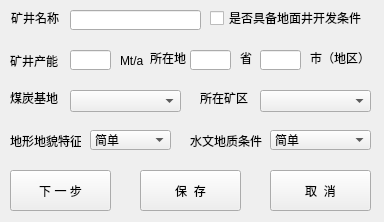
The window that python/cbm/uifiles/mine_base_param_dlg.ui (wyrover/cbm) describes before a commit, drawn with Qt 5.
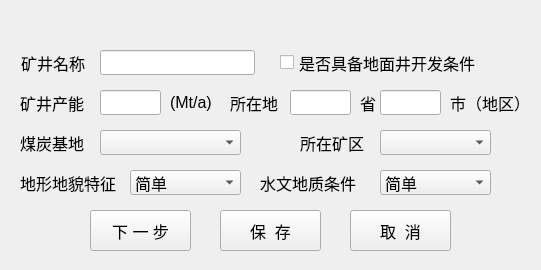
The same window after the commit.

The edit to the form file:
```diff
--- a/python/cbm/uifiles/mine_base_param_dlg.ui
+++ b/python/cbm/uifiles/mine_base_param_dlg.ui
@@ -6,22 +6,36 @@
    <rect>
     <x>0</x>
     <y>0</y>
-    <width>384</width>
-    <height>222</height>
+    <width>541</width>
+    <height>270</height>
    </rect>
   </property>
   <property name="windowTitle">
    <string>请输入目标矿井基本信息</string>
   </property>
+  <widget class="QWidget" name="widget_main" native="true">
+   <property name="geometry">
+    <rect>
+     <x>0</x>
+     <y>30</y>
+     <width>541</width>
+     <height>241</height>
+    </rect>
+   </property>
   <widget class="QComboBox" name="hydr_geo">
    <property name="geometry">
     <rect>
-     <x>270</x>
-     <y>130</y>
-     <width>101</width>
-     <height>20</height>
-    </rect>
-   </property>
+      <x>380</x>
+      <y>140</y>
+      <width>111</width>
+      <height>25</height>
+     </rect>
+    </property>
+    <property name="font">
+     <font>
+      <pointsize>12</pointsize>
+     </font>
+    </property>
    <item>
     <property name="text">
      <string>简单</string>
@@ -43,103 +57,122 @@
     </property>
    </item>
   </widget>
-  <widget class="QLabel" name="mineName_label_7">
+   <widget class="QComboBox" name="topo_geo">
    <property name="geometry">
     <rect>
-     <x>10</x>
-     <y>50</y>
-     <width>51</width>
-     <height>21</height>
-    </rect>
-   </property>
+      <x>130</x>
+      <y>140</y>
+      <width>111</width>
+      <height>25</height>
+     </rect>
+    </property>
+    <property name="font">
+     <font>
+      <pointsize>12</pointsize>
+     </font>
+    </property>
+    <item>
    <property name="text">
-    <string>矿井产能</string>
-   </property>
-  </widget>
-  <widget class="QLabel" name="label_4">
-   <property name="geometry">
-    <rect>
-     <x>190</x>
-     <y>130</y>
-     <width>81</width>
-     <height>21</height>
-    </rect>
-   </property>
+      <string>简单</string>
+     </property>
+    </item>
+    <item>
+     <property name="text">
+      <string>中等</string>
+     </property>
+    </item>
+    <item>
    <property name="text">
-    <string>水文地质条件</string>
-   </property>
+      <string>复杂</string>
+     </property>
+    </item>
   </widget>
   <widget class="QLabel" name="mineName_label">
    <property name="geometry">
     <rect>
-     <x>11</x>
-     <y>10</y>
-     <width>54</width>
-     <height>16</height>
-    </rect>
-   </property>
+      <x>21</x>
+      <y>20</y>
+      <width>81</width>
+      <height>25</height>
+     </rect>
+    </property>
+    <property name="font">
+     <font>
+      <pointsize>12</pointsize>
+     </font>
+    </property>
    <property name="text">
     <string>矿井名称</string>
    </property>
   </widget>
-  <widget class="QCheckBox" name="ground_cond">
+   <widget class="QLabel" name="mineName_label_8">
    <property name="geometry">
     <rect>
-     <x>210</x>
-     <y>10</y>
-     <width>161</width>
-     <height>16</height>
-    </rect>
-   </property>
+      <x>170</x>
+      <y>60</y>
+      <width>61</width>
+      <height>25</height>
+     </rect>
+    </property>
+    <property name="font">
+     <font>
+      <pointsize>12</pointsize>
+     </font>
+    </property>
    <property name="text">
-    <string>是否具备地面井开发条件</string>
-   </property>
-  </widget>
-  <widget class="QLabel" name="mineName_label_3">
+     <string>(Mt/a)</string>
+    </property>
+   </widget>
+   <widget class="QLabel" name="mineName_label_5">
    <property name="geometry">
     <rect>
-     <x>200</x>
-     <y>90</y>
-     <width>54</width>
-     <height>16</height>
-    </rect>
-   </property>
+      <x>360</x>
+      <y>60</y>
+      <width>21</width>
+      <height>25</height>
+     </rect>
+    </property>
+    <property name="font">
+     <font>
+      <pointsize>12</pointsize>
+     </font>
+    </property>
    <property name="text">
-    <string>所在矿区</string>
-   </property>
-  </widget>
-  <widget class="QComboBox" name="base">
+     <string>省</string>
+    </property>
+   </widget>
+   <widget class="QLabel" name="label_4">
    <property name="geometry">
     <rect>
-     <x>70</x>
-     <y>90</y>
+      <x>260</x>
+      <y>140</y>
      <width>111</width>
-     <height>22</height>
-    </rect>
-   </property>
-  </widget>
-  <widget class="QLabel" name="label_3">
-   <property name="geometry">
-    <rect>
-     <x>10</x>
-     <y>130</y>
-     <width>71</width>
-     <height>21</height>
-    </rect>
+      <height>25</height>
+     </rect>
+    </property>
+    <property name="font">
+     <font>
+      <pointsize>12</pointsize>
+     </font>
    </property>
    <property name="text">
-    <string>地形地貌特征</string>
+     <string>水文地质条件</string>
    </property>
   </widget>
   <widget class="QLineEdit" name="name">
    <property name="geometry">
     <rect>
-     <x>70</x>
-     <y>10</y>
-     <width>131</width>
-     <height>20</height>
-    </rect>
-   </property>
+      <x>100</x>
+      <y>20</y>
+      <width>155</width>
+      <height>25</height>
+     </rect>
+    </property>
+    <property name="font">
+     <font>
+      <pointsize>12</pointsize>
+     </font>
+    </property>
    <property name="toolTip">
     <string>&lt;html&gt;&lt;head/&gt;&lt;body&gt;&lt;p&gt;输入矿井名称&lt;/p&gt;&lt;/body&gt;&lt;/html&gt;</string>
    </property>
@@ -147,174 +180,373 @@
     <string>&lt;html&gt;&lt;head/&gt;&lt;body&gt;&lt;p&gt;用户名&lt;/p&gt;&lt;/body&gt;&lt;/html&gt;</string>
    </property>
   </widget>
-  <widget class="QLineEdit" name="city">
+   <widget class="QLabel" name="mineName_label_7">
    <property name="geometry">
     <rect>
-     <x>260</x>
-     <y>50</y>
-     <width>41</width>
-     <height>20</height>
-    </rect>
-   </property>
-  </widget>
-  <widget class="QLineEdit" name="province">
+      <x>20</x>
+      <y>60</y>
+      <width>81</width>
+      <height>25</height>
+     </rect>
+    </property>
+    <property name="font">
+     <font>
+      <pointsize>12</pointsize>
+     </font>
+    </property>
+    <property name="text">
+     <string>矿井产能</string>
+    </property>
+   </widget>
+   <widget class="QLabel" name="mineName_label_2">
    <property name="geometry">
     <rect>
-     <x>190</x>
-     <y>50</y>
-     <width>41</width>
-     <height>20</height>
-    </rect>
+      <x>20</x>
+      <y>100</y>
+      <width>81</width>
+      <height>25</height>
+     </rect>
+    </property>
+    <property name="font">
+     <font>
+      <pointsize>12</pointsize>
+     </font>
+    </property>
+    <property name="text">
+     <string>煤炭基地</string>
+    </property>
+   </widget>
+   <widget class="QPushButton" name="next">
+    <property name="geometry">
+     <rect>
+      <x>90</x>
+      <y>180</y>
+      <width>101</width>
+      <height>41</height>
+     </rect>
+    </property>
+    <property name="font">
+     <font>
+      <pointsize>12</pointsize>
+     </font>
+    </property>
+    <property name="text">
+     <string>下 一 步</string>
+    </property>
+   </widget>
+   <widget class="QLabel" name="label_3">
+    <property name="geometry">
+     <rect>
+      <x>20</x>
+      <y>140</y>
+      <width>111</width>
+      <height>25</height>
+     </rect>
+    </property>
+    <property name="font">
+     <font>
+      <pointsize>12</pointsize>
+     </font>
+    </property>
+    <property name="text">
+     <string>地形地貌特征</string>
    </property>
   </widget>
   <widget class="QComboBox" name="region">
    <property name="geometry">
     <rect>
-     <x>260</x>
-     <y>90</y>
+      <x>380</x>
+      <y>100</y>
      <width>111</width>
-     <height>22</height>
-    </rect>
+      <height>25</height>
+     </rect>
+    </property>
+    <property name="font">
+     <font>
+      <pointsize>12</pointsize>
+     </font>
+    </property>
+   </widget>
+   <widget class="QLineEdit" name="province">
+    <property name="geometry">
+     <rect>
+      <x>290</x>
+      <y>60</y>
+      <width>61</width>
+      <height>25</height>
+     </rect>
+    </property>
+    <property name="font">
+     <font>
+      <pointsize>12</pointsize>
+     </font>
+    </property>
+   </widget>
+   <widget class="QPushButton" name="cancel">
+    <property name="geometry">
+     <rect>
+      <x>350</x>
+      <y>180</y>
+      <width>101</width>
+      <height>41</height>
+     </rect>
+    </property>
+    <property name="font">
+     <font>
+      <pointsize>12</pointsize>
+     </font>
+    </property>
+    <property name="text">
+     <string>取  消</string>
+    </property>
+   </widget>
+   <widget class="QComboBox" name="base">
+    <property name="geometry">
+     <rect>
+      <x>100</x>
+      <y>100</y>
+      <width>141</width>
+      <height>25</height>
+     </rect>
+    </property>
+    <property name="font">
+     <font>
+      <pointsize>12</pointsize>
+     </font>
+    </property>
+   </widget>
+   <widget class="QPushButton" name="save">
+    <property name="geometry">
+     <rect>
+      <x>220</x>
+      <y>180</y>
+      <width>101</width>
+      <height>41</height>
+     </rect>
+    </property>
+    <property name="font">
+     <font>
+      <pointsize>12</pointsize>
+     </font>
+    </property>
+    <property name="text">
+     <string>保  存</string>
    </property>
   </widget>
   <widget class="QLabel" name="mineName_label_4">
    <property name="geometry">
     <rect>
-     <x>150</x>
-     <y>50</y>
+      <x>230</x>
+      <y>60</y>
      <width>54</width>
-     <height>16</height>
-    </rect>
-   </property>
+      <height>25</height>
+     </rect>
+    </property>
+    <property name="font">
+     <font>
+      <pointsize>12</pointsize>
+     </font>
+    </property>
    <property name="text">
     <string>所在地</string>
    </property>
   </widget>
-  <widget class="QLabel" name="mineName_label_2">
+   <widget class="QLineEdit" name="city">
    <property name="geometry">
     <rect>
-     <x>10</x>
-     <y>90</y>
-     <width>54</width>
-     <height>16</height>
-    </rect>
-   </property>
-   <property name="text">
-    <string>煤炭基地</string>
-   </property>
-  </widget>
-  <widget class="QLabel" name="mineName_label_8">
+      <x>380</x>
+      <y>60</y>
+      <width>61</width>
+      <height>25</height>
+     </rect>
+    </property>
+    <property name="font">
+     <font>
+      <pointsize>12</pointsize>
+     </font>
+    </property>
+   </widget>
+   <widget class="QLabel" name="mineName_label_3">
    <property name="geometry">
     <rect>
-     <x>120</x>
-     <y>50</y>
-     <width>31</width>
-     <height>21</height>
-    </rect>
-   </property>
+      <x>300</x>
+      <y>100</y>
+      <width>71</width>
+      <height>25</height>
+     </rect>
+    </property>
+    <property name="font">
+     <font>
+      <pointsize>12</pointsize>
+     </font>
+    </property>
    <property name="text">
-    <string>Mt/a</string>
+     <string>所在矿区</string>
    </property>
   </widget>
   <widget class="QLineEdit" name="capacity">
    <property name="geometry">
     <rect>
-     <x>70</x>
-     <y>50</y>
-     <width>41</width>
-     <height>20</height>
-    </rect>
-   </property>
-  </widget>
-  <widget class="QLabel" name="mineName_label_5">
-   <property name="geometry">
-    <rect>
-     <x>240</x>
-     <y>50</y>
-     <width>21</width>
-     <height>16</height>
-    </rect>
-   </property>
-   <property name="text">
-    <string>省</string>
-   </property>
-  </widget>
-  <widget class="QComboBox" name="topo_geo">
+      <x>100</x>
+      <y>60</y>
+      <width>61</width>
+      <height>25</height>
+     </rect>
+    </property>
+    <property name="font">
+     <font>
+      <pointsize>12</pointsize>
+     </font>
+    </property>
+   </widget>
+   <widget class="QCheckBox" name="ground_cond">
    <property name="geometry">
     <rect>
-     <x>90</x>
-     <y>130</y>
-     <width>81</width>
-     <height>20</height>
-    </rect>
-   </property>
-   <item>
-    <property name="text">
-     <string>简单</string>
+      <x>280</x>
+      <y>20</y>
+      <width>211</width>
+      <height>25</height>
+     </rect>
+    </property>
+    <property name="font">
+     <font>
+      <pointsize>12</pointsize>
+     </font>
     </property>
-   </item>
-   <item>
     <property name="text">
-     <string>中等</string>
+     <string>是否具备地面井开发条件</string>
     </property>
-   </item>
-   <item>
-    <property name="text">
-     <string>复杂</string>
-    </property>
-   </item>
   </widget>
   <widget class="QLabel" name="mineName_label_6">
    <property name="geometry">
     <rect>
-     <x>310</x>
-     <y>50</y>
-     <width>61</width>
-     <height>16</height>
-    </rect>
-   </property>
+      <x>450</x>
+      <y>60</y>
+      <width>101</width>
+      <height>25</height>
+     </rect>
+    </property>
+    <property name="font">
+     <font>
+      <pointsize>12</pointsize>
+     </font>
+    </property>
    <property name="text">
     <string>市（地区）</string>
    </property>
   </widget>
-  <widget class="QPushButton" name="save">
+  </widget>
+  <widget class="QWidget" name="widget_title" native="true">
    <property name="geometry">
     <rect>
-     <x>140</x>
-     <y>170</y>
-     <width>101</width>
-     <height>41</height>
+     <x>0</x>
+     <y>0</y>
+     <width>541</width>
+     <height>31</height>
     </rect>
    </property>
+   <widget class="QLabel" name="lab_Ico">
+    <property name="geometry">
+     <rect>
+      <x>0</x>
+      <y>0</y>
+      <width>31</width>
+      <height>31</height>
+     </rect>
+    </property>
+    <property name="sizePolicy">
+     <sizepolicy hsizetype="Minimum" vsizetype="Preferred">
+      <horstretch>0</horstretch>
+      <verstretch>0</verstretch>
+     </sizepolicy>
+    </property>
+    <property name="minimumSize">
+     <size>
+      <width>30</width>
+      <height>0</height>
+     </size>
+    </property>
    <property name="text">
-    <string>保  存</string>
-   </property>
-  </widget>
-  <widget class="QPushButton" name="cancel">
+     <string>&lt;!DOCTYPE HTML PUBLIC &quot;-//W3C//DTD HTML 4.0//EN&quot; &quot;http://www.w3.org/TR/REC-html40/strict.dtd&quot;&gt;
+&lt;html&gt;&lt;head&gt;&lt;meta name=&quot;qrichtext&quot; content=&quot;1&quot; /&gt;&lt;style type=&quot;text/css&quot;&gt;
+p, li { white-space: pre-wrap; }
+&lt;/style&gt;&lt;/head&gt;&lt;body style=&quot; font-family:'SimSun'; font-size:9pt; font-weight:400; font-style:normal;&quot;&gt;
+&lt;p style=&quot;-qt-paragraph-type:empty; margin-top:0px; margin-bottom:0px; margin-left:0px; margin-right:0px; -qt-block-indent:0; text-indent:0px;&quot;&gt;&lt;br /&gt;&lt;/p&gt;&lt;/body&gt;&lt;/html&gt;</string>
+    </property>
+    <property name="alignment">
+     <set>Qt::AlignCenter</set>
+    </property>
+   </widget>
+   <widget class="QLabel" name="lab_Title">
    <property name="geometry">
     <rect>
-     <x>270</x>
-     <y>170</y>
-     <width>101</width>
-     <height>41</height>
-    </rect>
-   </property>
+      <x>40</x>
+      <y>0</y>
+      <width>451</width>
+      <height>31</height>
+     </rect>
+    </property>
+    <property name="sizePolicy">
+     <sizepolicy hsizetype="Expanding" vsizetype="Preferred">
+      <horstretch>0</horstretch>
+      <verstretch>0</verstretch>
+     </sizepolicy>
+    </property>
+    <property name="styleSheet">
+     <string notr="true">font: 10pt &quot;微软雅黑&quot;;</string>
+    </property>
    <property name="text">
-    <string>取  消</string>
-   </property>
-  </widget>
-  <widget class="QPushButton" name="next">
+     <string/>
+    </property>
+    <property name="alignment">
+     <set>Qt::AlignLeading|Qt::AlignLeft|Qt::AlignVCenter</set>
+    </property>
+   </widget>
+   <widget class="QPushButton" name="btnMenu_Close">
    <property name="geometry">
     <rect>
-     <x>10</x>
-     <y>170</y>
-     <width>101</width>
-     <height>41</height>
-    </rect>
-   </property>
+      <x>500</x>
+      <y>0</y>
+      <width>41</width>
+      <height>31</height>
+     </rect>
+    </property>
+    <property name="sizePolicy">
+     <sizepolicy hsizetype="Minimum" vsizetype="Expanding">
+      <horstretch>0</horstretch>
+      <verstretch>0</verstretch>
+     </sizepolicy>
+    </property>
+    <property name="minimumSize">
+     <size>
+      <width>40</width>
+      <height>0</height>
+     </size>
+    </property>
+    <property name="font">
+     <font>
+      <pointsize>12</pointsize>
+     </font>
+    </property>
+    <property name="cursor">
+     <cursorShape>ArrowCursor</cursorShape>
+    </property>
+    <property name="focusPolicy">
+     <enum>Qt::NoFocus</enum>
+    </property>
    <property name="text">
-    <string>下 一 步</string>
-   </property>
+     <string/>
+    </property>
+    <property name="iconSize">
+     <size>
+      <width>32</width>
+      <height>32</height>
+     </size>
+    </property>
+    <property name="flat">
+     <bool>true</bool>
+    </property>
+   </widget>
   </widget>
  </widget>
  <resources/>
```
Lines whose indentation alone changed are shown as unchanged.
